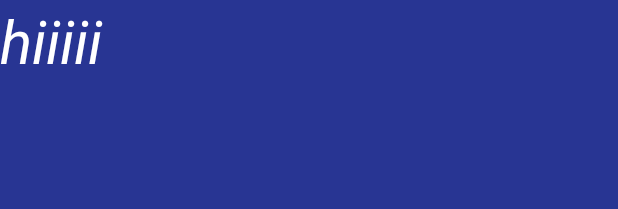
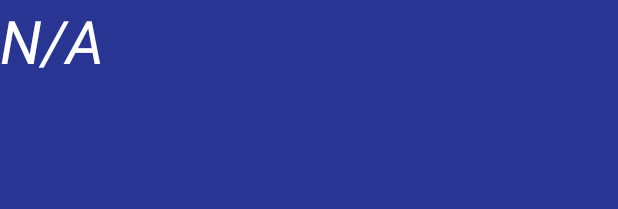
Before and after one commit to myofficework000/TMDB-MOVIE-APP, an Android app: the layout fragment_latest.xml on its own in the app's theme, with its tools: preview values and no code run, on a phone screen of 412 x 824 dp. Shown: the top 209 px of the screen. Run offline under Robolectric (Android 15) with nearby library versions, the phone set to English and light mode, and no system bars.

Commit message:
Fixed merging issues
Ur welcome.

```diff
--- a/app/src/main/res/layout/fragment_latest.xml
+++ b/app/src/main/res/layout/fragment_latest.xml
@@ -4,8 +4,8 @@
 
     <data>
         <variable
-            name="data"
-            type="com.example.tmdbmovieapp.model.remote.data.latestmovie.LatestMovieResponse" />
+            name="vm"
+            type="com.example.tmdbmovieapp.viewmodel.MovieListViewModel" />
     </data>
 
     <FrameLayout
@@ -21,8 +21,8 @@
             android:textColor="@color/white"
             android:textStyle="italic"
             android:textSize="40sp"
-            android:text='@{data.originalTitle}'
-            tools:text="hiiiii"/>
+            android:text='@{vm.latestMovie.title}'
+            tools:text="N/A"/>
 
     </FrameLayout>
 </layout>
```
Also changed, not shown: app/src/main/java/com/example/tmdbmovieapp/view/fragment/LatestFragment.kt (+6 -13 lines).
